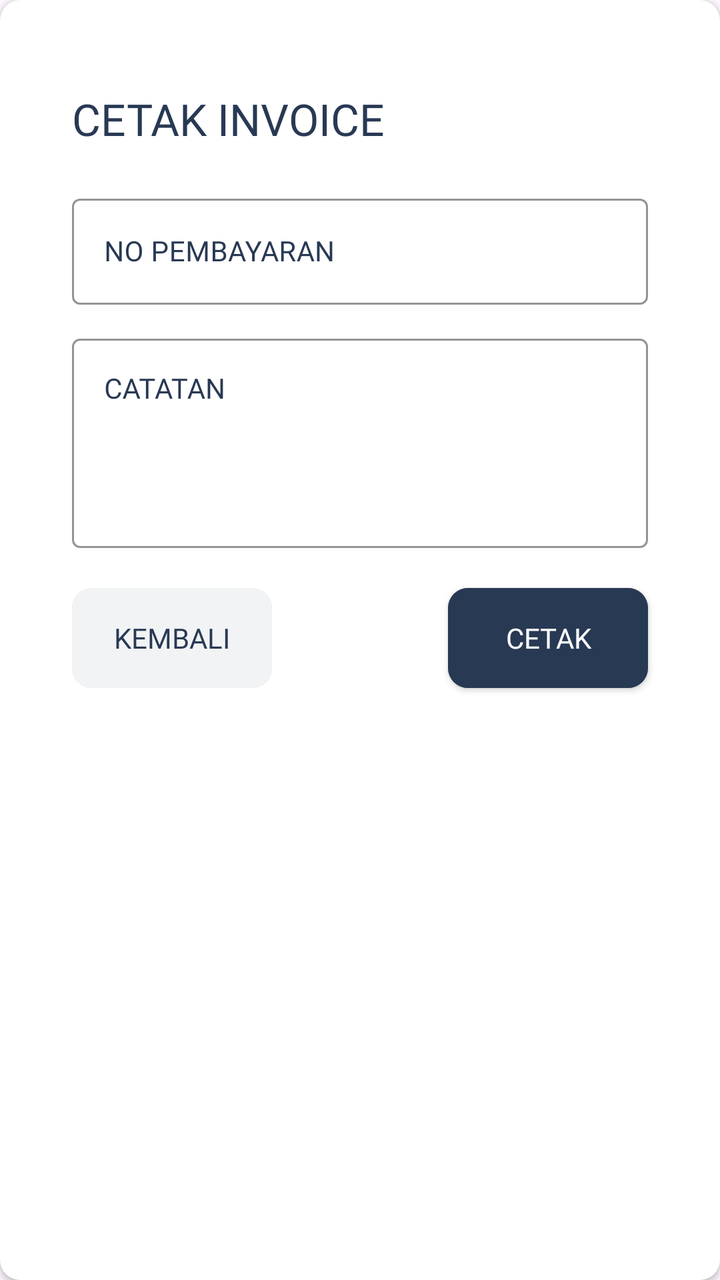
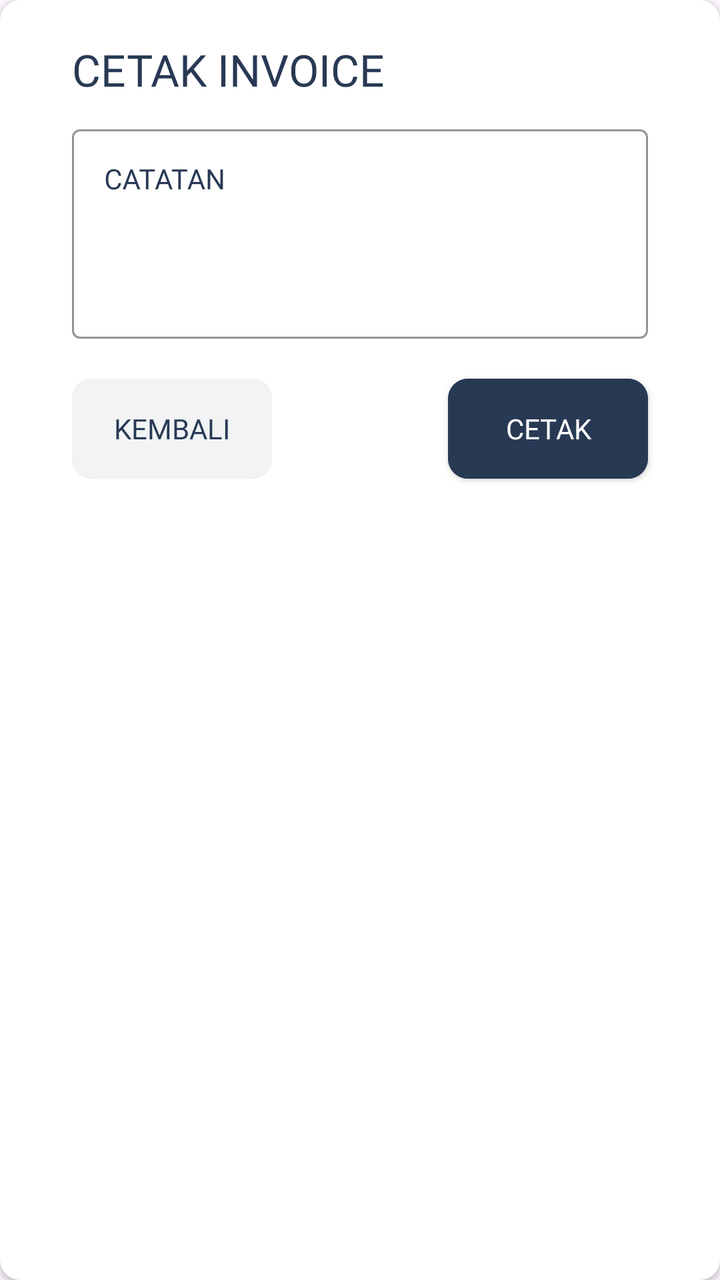

Screens rendered from an Android XML layout before and after an edit, with the pre-edit source and the edit as a unified diff.
<!-- AndroidManifest.xml: application theme Theme.BAGUSLAUNDRY -->
<!-- res/layout/dialog_export_invoice.xml -->
<?xml version="1.0" encoding="utf-8"?>
<androidx.cardview.widget.CardView xmlns:android="http://schemas.android.com/apk/res/android"
    xmlns:app="http://schemas.android.com/apk/res-auto"
    xmlns:tools="http://schemas.android.com/tools"
    android:layout_width="match_parent"
    android:layout_height="350dp"
    android:layout_margin="10dp"
    app:cardBackgroundColor="@color/white"
    app:cardCornerRadius="10dp">

    <androidx.constraintlayout.widget.ConstraintLayout
        android:layout_width="match_parent"
        android:layout_height="match_parent">

        <androidx.constraintlayout.widget.Guideline
            android:id="@+id/guidelineRight"
            android:layout_width="wrap_content"
            android:layout_height="wrap_content"
            android:orientation="vertical"
            app:layout_constraintGuide_percent="0.9" />

        <androidx.constraintlayout.widget.Guideline
            android:id="@+id/guidelineLeft"
            android:layout_width="wrap_content"
            android:layout_height="wrap_content"
            android:orientation="vertical"
            app:layout_constraintGuide_percent="0.1" />

        <androidx.constraintlayout.widget.Guideline
            android:id="@+id/guidelineTop"
            android:layout_width="wrap_content"
            android:layout_height="wrap_content"
            android:orientation="horizontal"
            app:layout_constraintGuide_percent="0.07" />

        <TextView
            android:id="@+id/textHeader"
            android:layout_width="wrap_content"
            android:layout_height="wrap_content"
            android:fontFamily="@font/inter_semibold"
            android:textColor="@color/blue900"
            android:text="CETAK INVOICE"
            android:textSize="22sp"
            app:layout_constraintStart_toEndOf="@id/guidelineLeft"
            app:layout_constraintTop_toBottomOf="@id/guidelineTop" />



    <com.google.android.material.textfield.TextInputLayout
        android:id="@+id/outlinedTextPayment"
        style="@style/CustomTextInputLayout"
        android:layout_width="0dp"
        android:layout_height="60dp"
        android:layout_marginTop="20dp"
        android:background="@color/white"
        android:hint="NO PEMBAYARAN"
        app:layout_constraintEnd_toStartOf="@id/guidelineRight"
        app:layout_constraintStart_toEndOf="@id/guidelineLeft"
        app:layout_constraintTop_toBottomOf="@id/textHeader">

        <com.google.android.material.textfield.TextInputEditText
            android:id="@+id/inputTextPayment"
            style="@style/CustomTextInputEditText"
            android:textColor="@color/blue900"
            android:fontFamily="@font/inter"
            android:textSize="14sp" />

    </com.google.android.material.textfield.TextInputLayout>

    <com.google.android.material.textfield.TextInputLayout
        android:id="@+id/outlinedTextNotes"
        style="@style/CustomTextInputLayout"
        android:layout_width="0dp"
        android:layout_height="110dp"
        android:layout_marginTop="10dp"
        android:background="@color/white"
        app:boxStrokeColor="@color/primary"
        app:boxStrokeWidth="1dp"
        android:hint="CATATAN"
        android:textAlignment="textStart"
        app:layout_constraintEnd_toStartOf="@id/guidelineRight"
        app:layout_constraintStart_toEndOf="@id/guidelineLeft"
        app:layout_constraintTop_toBottomOf="@id/outlinedTextPayment">

        <com.google.android.material.textfield.TextInputEditText
            android:id="@+id/inputTextNotes"
            android:layout_height="match_parent"
            android:layout_width="match_parent"
            android:textColor="@color/blue900"
             android:gravity="top|start"
            style="@style/CustomTextInputEditText"
            android:fontFamily="@font/inter"
            android:textSize="14sp" />

    </com.google.android.material.textfield.TextInputLayout>

        <com.google.android.material.card.MaterialCardView
            android:id="@+id/layoutButtonBack"
            android:layout_width="100dp"
            android:layout_height="50dp"
            android:layout_marginTop="20dp"
            app:cardCornerRadius="10dp"
            app:layout_constraintStart_toEndOf="@id/guidelineLeft"
            app:layout_constraintTop_toBottomOf="@id/outlinedTextNotes"
            app:strokeWidth="0dp">

            <androidx.appcompat.widget.AppCompatButton
                android:id="@+id/buttonBack"
                android:layout_width="match_parent"
                android:layout_height="match_parent"
                android:background="@color/background"
                android:fontFamily="@font/inter_medium"
                android:text="@string/back"
                android:textColor="@color/blue900"
                android:textSize="14sp" />
        </com.google.android.material.card.MaterialCardView>

        <androidx.cardview.widget.CardView
            android:id="@+id/layoutButton"
            android:layout_width="100dp"
            android:layout_height="50dp"
            android:layout_marginTop="20dp"
            app:cardBackgroundColor="@color/blue900"
            app:cardCornerRadius="10dp"
            app:layout_constraintEnd_toStartOf="@id/guidelineRight"
            app:layout_constraintTop_toBottomOf="@id/outlinedTextNotes">

            <androidx.appcompat.widget.AppCompatButton
                android:id="@+id/buttonCetak"
                android:layout_width="match_parent"
                android:layout_height="match_parent"
                android:background="@color/blue900"
                android:fontFamily="@font/inter_medium"
                android:text="CETAK"
                android:textColor="@color/white"
                android:textSize="14sp" />
        </androidx.cardview.widget.CardView>


    </androidx.constraintlayout.widget.ConstraintLayout>

</androidx.cardview.widget.CardView>
<!-- resources referenced by this layout -->
<resources>
  <color name="background">#F1F3F4</color>
  <color name="blue900">#283954</color>
  <color name="primary">#3551F2</color>
  <color name="white">#FFFFFF</color>
  <string name="back">KEMBALI</string>
  <style name="CustomTextInputEditText" parent="Widget.MaterialComponents.TextInputEditText.OutlinedBox">
          <item name="android:layout_width">match_parent</item>
          <item name="android:layout_height">wrap_content</item>
          <item name="android:textColor">@color/gray900</item>
          <item name="android:textSize">16sp</item>
      </style>
  <style name="CustomTextInputLayout" parent="Widget.MaterialComponents.TextInputLayout.OutlinedBox">
          <item name="boxStrokeWidthFocused">1dp</item>
          <item name="boxStrokeColor">@color/primary</item>
          <item name="hintTextColor">@color/blue900</item>
          <item name="placeholderTextColor">@color/gray900</item>
          <item name="android:textColorHint">@color/blue900</item>
          <item name="passwordToggleTint">@color/gray900</item>
          <item name="materialThemeOverlay">@style/CustomTextInputOverlay</item>
      </style>
  <style name="Theme.BAGUSLAUNDRY" parent="Base.Theme.BAGUSLAUNDRY" />
  <color name="gray900">#535353</color>
  <style name="CustomTextInputOverlay" parent="">
          <item name="colorControlActivated">@color/primary</item>
          <item name="colorControlNormal">@color/gray900</item>
          <item name="colorAccent">@color/blue900</item>
      </style>
  <style name="Base.Theme.BAGUSLAUNDRY" parent="Theme.Material3.Light.NoActionBar">
          
          <item name="colorPrimary">@color/primary</item>
           <item name="colorAccent">@color/secondary</item>
      </style>
  <color name="secondary">#536AF4</color>
</resources>

<!-- the commit's change to res/layout/dialog_export_invoice.xml (unified diff, before → after) -->
@@ -3,12 +3,13 @@
     xmlns:app="http://schemas.android.com/apk/res-auto"
     xmlns:tools="http://schemas.android.com/tools"
     android:layout_width="match_parent"
-    android:layout_height="350dp"
+    android:layout_height="wrap_content"
     android:layout_margin="10dp"
     app:cardBackgroundColor="@color/white"
     app:cardCornerRadius="10dp">
 
     <androidx.constraintlayout.widget.ConstraintLayout
+        android:layout_marginVertical="20dp"
         android:layout_width="match_parent"
         android:layout_height="match_parent">
 
@@ -26,12 +27,6 @@
             android:orientation="vertical"
             app:layout_constraintGuide_percent="0.1" />
 
-        <androidx.constraintlayout.widget.Guideline
-            android:id="@+id/guidelineTop"
-            android:layout_width="wrap_content"
-            android:layout_height="wrap_content"
-            android:orientation="horizontal"
-            app:layout_constraintGuide_percent="0.07" />
 
         <TextView
             android:id="@+id/textHeader"
@@ -42,30 +37,9 @@
             android:text="CETAK INVOICE"
             android:textSize="22sp"
             app:layout_constraintStart_toEndOf="@id/guidelineLeft"
-            app:layout_constraintTop_toBottomOf="@id/guidelineTop" />
+            app:layout_constraintTop_toTopOf="parent"/>
 
 
-
-    <com.google.android.material.textfield.TextInputLayout
-        android:id="@+id/outlinedTextPayment"
-        style="@style/CustomTextInputLayout"
-        android:layout_width="0dp"
-        android:layout_height="60dp"
-        android:layout_marginTop="20dp"
-        android:background="@color/white"
-        android:hint="NO PEMBAYARAN"
-        app:layout_constraintEnd_toStartOf="@id/guidelineRight"
-        app:layout_constraintStart_toEndOf="@id/guidelineLeft"
-        app:layout_constraintTop_toBottomOf="@id/textHeader">
-
-        <com.google.android.material.textfield.TextInputEditText
-            android:id="@+id/inputTextPayment"
-            style="@style/CustomTextInputEditText"
-            android:textColor="@color/blue900"
-            android:fontFamily="@font/inter"
-            android:textSize="14sp" />
-
-    </com.google.android.material.textfield.TextInputLayout>
 
     <com.google.android.material.textfield.TextInputLayout
         android:id="@+id/outlinedTextNotes"
@@ -80,7 +54,7 @@
         android:textAlignment="textStart"
         app:layout_constraintEnd_toStartOf="@id/guidelineRight"
         app:layout_constraintStart_toEndOf="@id/guidelineLeft"
-        app:layout_constraintTop_toBottomOf="@id/outlinedTextPayment">
+        app:layout_constraintTop_toBottomOf="@id/textHeader">
 
         <com.google.android.material.textfield.TextInputEditText
             android:id="@+id/inputTextNotes"
